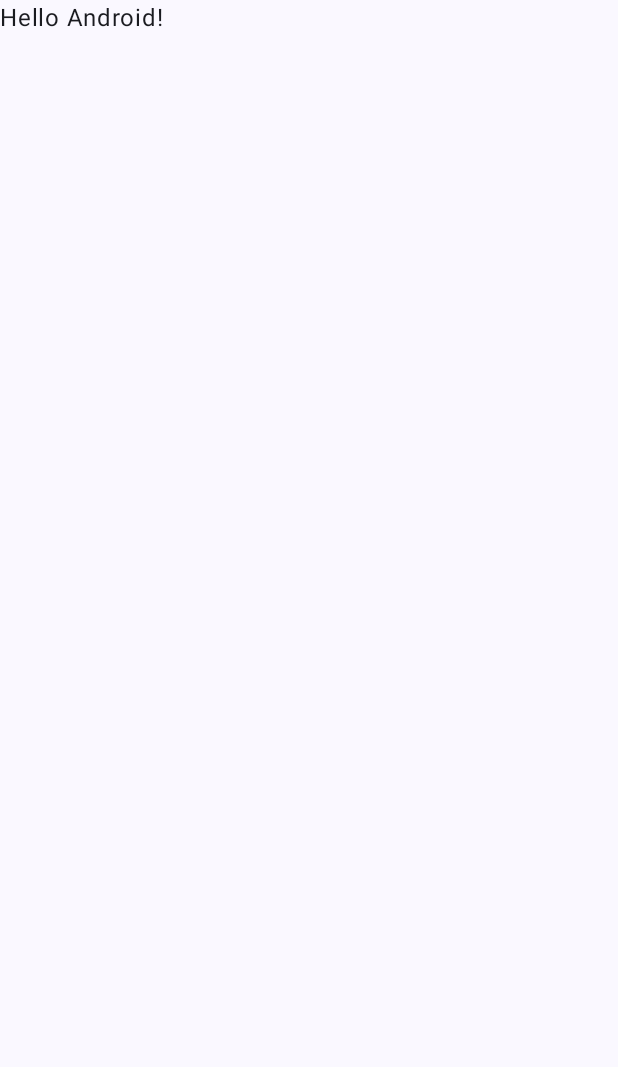
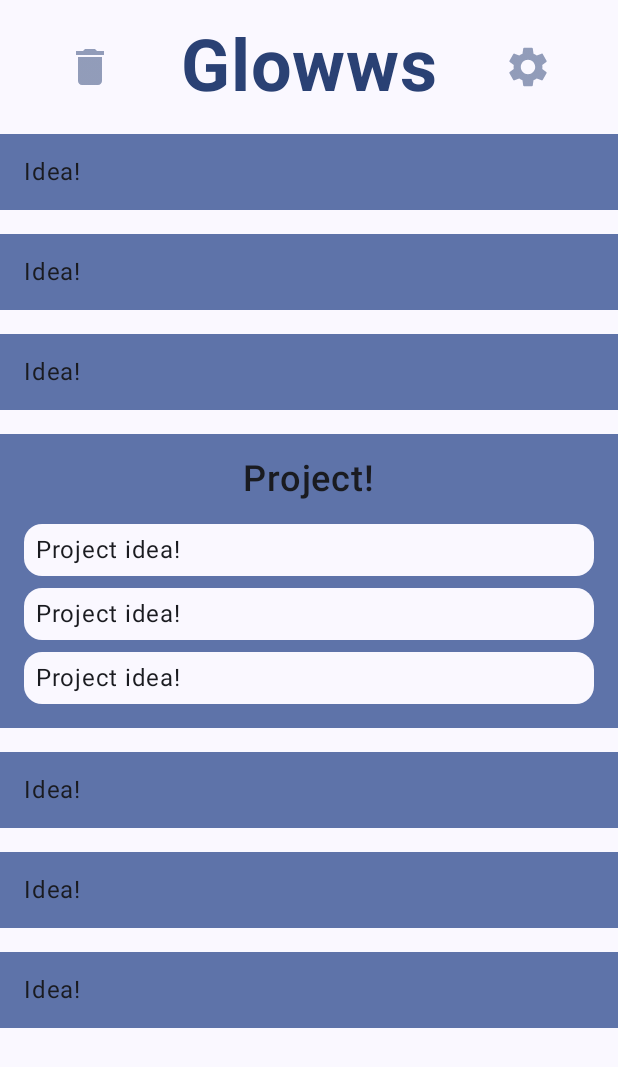
Before and after one commit to yaroslav-belozerov/glowws, an Android app built with Jetpack Compose: the screen it shows after launch (MainActivity), on a phone screen of 412 x 824 dp. Before the commit the part shown is almost empty. Shown: the top 1067 px of the screen. Run offline under Robolectric (Android 15) with nearby library versions, the phone set to English and light mode, and no system bars.

Commit message:
placeholder main screen

```diff
--- a/app/src/main/java/com/yaabelozerov/glowws/MainActivity.kt
+++ b/app/src/main/java/com/yaabelozerov/glowws/MainActivity.kt
@@ -11,6 +11,7 @@ import androidx.compose.material3.Text
 import androidx.compose.runtime.Composable
 import androidx.compose.ui.Modifier
 import androidx.compose.ui.tooling.preview.Preview
+import com.yaabelozerov.glowws.ui.screen.MainScreen
 import com.yaabelozerov.glowws.ui.theme.GlowwsTheme
 
 class MainActivity : ComponentActivity() {
@@ -20,28 +21,9 @@ class MainActivity : ComponentActivity() {
         setContent {
             GlowwsTheme {
                 Scaffold(modifier = Modifier.fillMaxSize()) { innerPadding ->
-                    Greeting(
-                        name = "Android",
-                        modifier = Modifier.padding(innerPadding)
-                    )
+                    MainScreen(modifier = Modifier.padding(innerPadding))
                 }
             }
         }
     }
 }
-
-@Composable
-fun Greeting(name: String, modifier: Modifier = Modifier) {
-    Text(
-        text = "Hello $name!",
-        modifier = modifier
-    )
-}
-
-@Preview(showBackground = true)
-@Composable
-fun GreetingPreview() {
-    GlowwsTheme {
-        Greeting("Android")
-    }
-}
--- /dev/null
+++ b/app/src/main/java/com/yaabelozerov/glowws/ui/screen/MainScreen.kt
@@ -0,0 +1,131 @@
+package com.yaabelozerov.glowws.ui.screen
+
+import android.util.Log
+import androidx.compose.foundation.background
+import androidx.compose.foundation.clickable
+import androidx.compose.foundation.layout.Arrangement
+import androidx.compose.foundation.layout.Column
+import androidx.compose.foundation.layout.Row
+import androidx.compose.foundation.layout.Spacer
+import androidx.compose.foundation.layout.fillMaxSize
+import androidx.compose.foundation.layout.fillMaxWidth
+import androidx.compose.foundation.layout.padding
+import androidx.compose.foundation.layout.size
+import androidx.compose.foundation.lazy.LazyColumn
+import androidx.compose.material.icons.Icons
+import androidx.compose.material.icons.filled.Delete
+import androidx.compose.material.icons.filled.Settings
+import androidx.compose.material3.Button
+import androidx.compose.material3.Card
+import androidx.compose.material3.CardDefaults
+import androidx.compose.material3.Icon
+import androidx.compose.material3.MaterialTheme
+import androidx.compose.material3.Text
+import androidx.compose.runtime.Composable
+import androidx.compose.ui.Alignment
+import androidx.compose.ui.Modifier
+import androidx.compose.ui.text.font.FontWeight
+import androidx.compose.ui.tooling.preview.Preview
+import androidx.compose.ui.unit.dp
+import androidx.compose.ui.unit.sp
+import com.yaabelozerov.glowws.ui.theme.Typography
+
+@Composable
+fun MainScreen(modifier: Modifier) {
+    LazyColumn(
+        modifier = Modifier
+            .fillMaxSize()
+            .background(MaterialTheme.colorScheme.background),
+        verticalArrangement = Arrangement.spacedBy(16.dp)
+    ) {
+        item {
+            Row(
+                modifier = Modifier
+                    .fillMaxWidth()
+                    .then(modifier)
+                    .padding(0.dp, 16.dp, 0.dp, 0.dp),
+                verticalAlignment = Alignment.CenterVertically,
+                horizontalArrangement = Arrangement.SpaceEvenly
+            ) {
+                Icon(imageVector = Icons.Default.Delete,
+                    contentDescription = "archive button",
+                    modifier = Modifier
+                        .clickable { Log.i("MainScreen", "Archive button clicked") }
+                        .size(32.dp),
+                    tint = MaterialTheme.colorScheme.primary.copy(alpha = 0.5f))
+                Text(
+                    text = "Glowws",
+                    fontSize = 48.sp,
+                    fontWeight = FontWeight.Bold,
+                    color = MaterialTheme.colorScheme.primary
+                )
+                Icon(imageVector = Icons.Default.Settings,
+                    contentDescription = "settings button",
+                    modifier = Modifier
+                        .clickable {
+                            Log.i(
+                                "MainScreen", "Settings button clicked"
+                            )
+                        }
+                        .size(32.dp),
+                    tint = MaterialTheme.colorScheme.primary.copy(alpha = 0.5f))
+            }
+        }
+        items(3) {
+            Idea()
+        }
+        item {
+            Project()
+        }
+        items(3) {
+            Idea()
+        }
+    }
+}
+
+@Composable
+fun Idea() {
+    Column(
+        modifier = Modifier
+            .fillMaxWidth()
+            .background(MaterialTheme.colorScheme.primaryContainer)
+    ) {
+        Text(text = "Idea!", Modifier.padding(16.dp), style = Typography.bodyLarge)
+    }
+}
+
+@Composable
+fun Project() {
+    Column(
+        modifier = Modifier
+            .fillMaxWidth()
+            .background(MaterialTheme.colorScheme.primaryContainer)
+            .padding(16.dp),
+        horizontalAlignment = Alignment.CenterHorizontally,
+        verticalArrangement = Arrangement.spacedBy(16.dp)
+    ) {
+        Text(
+            text = "Project!", fontSize = 24.sp, fontWeight = FontWeight.SemiBold
+        )
+        Column(verticalArrangement = Arrangement.spacedBy(8.dp)) {
+            (1..3).forEach {
+                Card(
+                    colors = CardDefaults.cardColors(containerColor = MaterialTheme.colorScheme.background),
+                    modifier = Modifier.fillMaxWidth()
+                ) {
+                    Text(
+                        text = "Project idea!",
+                        modifier = Modifier.padding(8.dp),
+                        style = Typography.bodyLarge
+                    )
+                }
+            }
+        }
+    }
+}
+
+@Preview
+@Composable
+fun MainScreenPreview() {
+    MainScreen(modifier = Modifier)
+}
```
